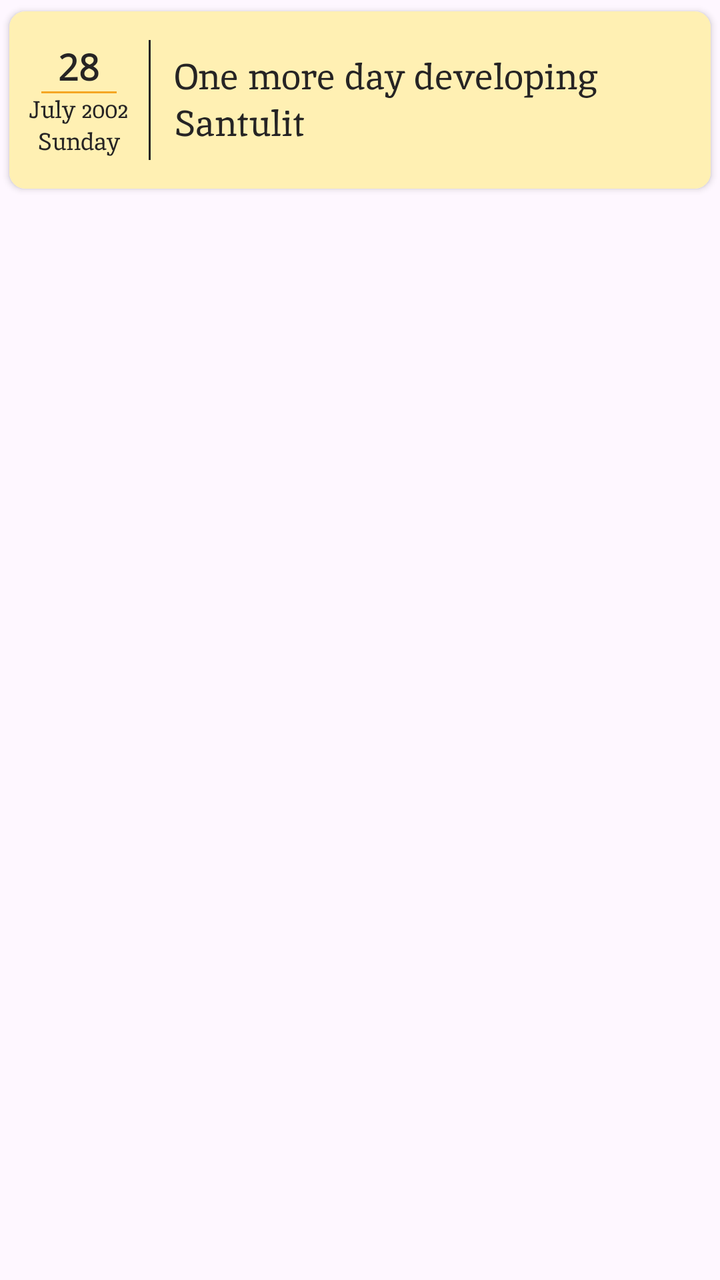
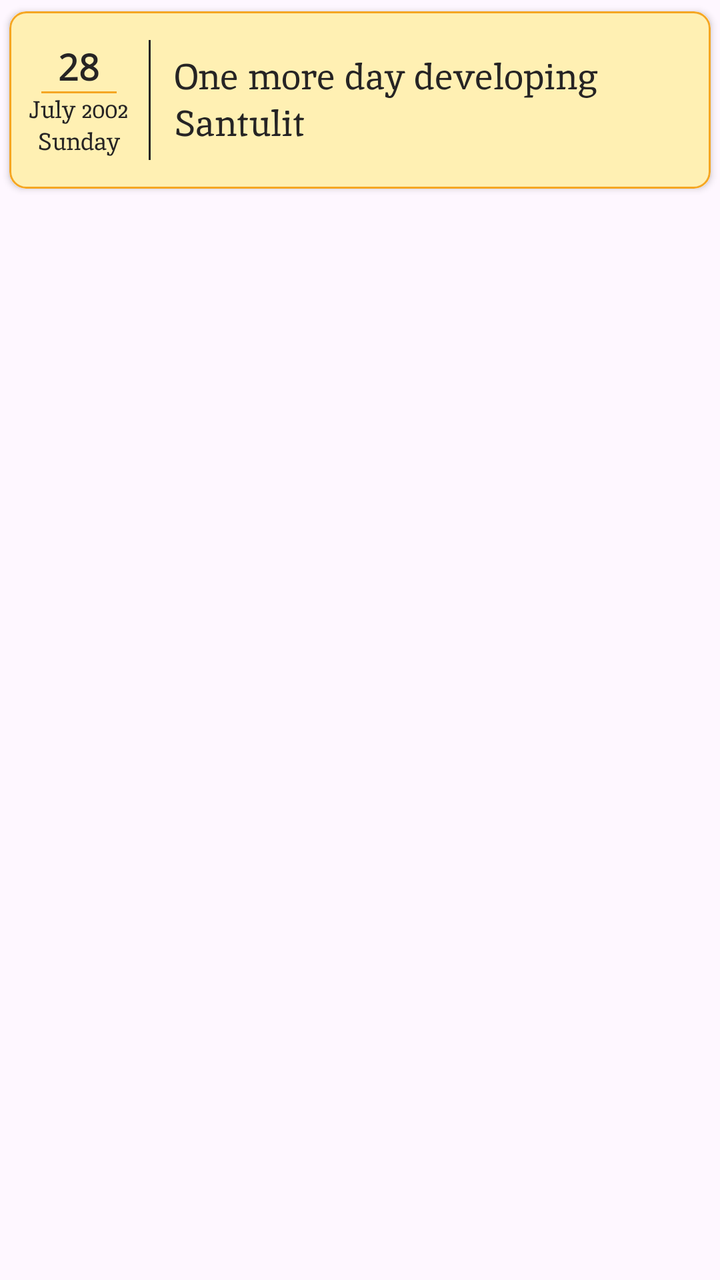

The first picture is an Android layout as it rendered before a commit; the second is the same layout after the commit. The layout source and the unified diff follow.
<!-- AndroidManifest.xml: application theme Theme.Radiate -->
<!-- res/layout/listitem_journal.xml -->
<?xml version="1.0" encoding="utf-8"?>
<androidx.constraintlayout.widget.ConstraintLayout xmlns:android="http://schemas.android.com/apk/res/android"
    android:layout_width="match_parent"
    android:layout_height="wrap_content"
    xmlns:app="http://schemas.android.com/apk/res-auto">

    <androidx.cardview.widget.CardView
        android:layout_width="match_parent"
        android:layout_height="100dp"
        app:cardCornerRadius="8dp"
        app:cardUseCompatPadding="true"
        app:layout_constraintStart_toStartOf="parent"
        app:layout_constraintTop_toTopOf="parent">

        <LinearLayout
            android:layout_width="match_parent"
            android:layout_height="match_parent"
            android:background="@color/pastelyellow"
            android:orientation="horizontal"
            android:gravity="center_vertical"
            android:weightSum="5">

            <LinearLayout
                android:layout_width="0dp"
                android:layout_height="match_parent"
                android:orientation="vertical"
                android:layout_weight="1"
                android:gravity="center">

                <TextView
                    android:id="@+id/tvDate"
                    android:layout_width="wrap_content"
                    android:layout_height="wrap_content"
                    android:text="@string/journal_date"
                    android:textSize="18sp"
                    android:textStyle="bold"
                    android:fontFamily="@font/opensans"
                    android:textColor="@color/black"
                    android:layout_gravity="center"/>

                <View
                    android:layout_width="wrap_content"
                    android:layout_height="1dp"
                    android:background="@color/softcoral"
                    android:layout_gravity="center"
                    android:layout_marginStart="16dp"
                    android:layout_marginEnd="16dp"/>

                <TextView
                    android:id="@+id/tvMonthAndYear"
                    android:layout_width="wrap_content"
                    android:layout_height="wrap_content"
                    android:gravity="center"
                    android:layout_gravity="center"
                    android:text="@string/journal_month_year"
                    android:fontFamily="@font/inika_regular"
                    android:textColor="@color/black"
                    android:textSize="12sp"/>

                <TextView
                    android:id="@+id/tvDay"
                    android:layout_width="wrap_content"
                    android:layout_height="wrap_content"
                    android:gravity="center"
                    android:layout_gravity="center"
                    android:text="@string/journal_day"
                    android:fontFamily="@font/inika_regular"
                    android:textColor="@color/black"
                    android:textSize="12sp"/>

            </LinearLayout>

            <View
                android:layout_width="1dp"
                android:layout_height="60dp"
                android:background="@color/black"/>

            <LinearLayout
                android:layout_width="0dp"
                android:layout_height="match_parent"
                android:layout_weight="4">

                <TextView
                    android:id="@+id/tvTitle"
                    android:layout_width="match_parent"
                    android:layout_height="match_parent"
                    android:fontFamily="@font/inika_regular"
                    android:gravity="center_vertical"
                    android:paddingStart="12dp"
                    android:paddingEnd="12dp"
                    android:text="@string/journal_title"
                    android:textColor="@color/black"
                    android:textSize="18sp" />

            </LinearLayout>


        </LinearLayout>
    </androidx.cardview.widget.CardView>

</androidx.constraintlayout.widget.ConstraintLayout>
<!-- resources referenced by this layout -->
<resources>
  <color name="black">#262424</color>
  <color name="pastelyellow">#FFF0B3</color>
  <color name="softcoral">#F5A623</color>
  <string name="journal_date">28</string>
  <string name="journal_day">Sunday</string>
  <string name="journal_month_year">July 2002</string>
  <string name="journal_title">One more day developing Santulit</string>
  <style name="Theme.Radiate" parent="Base.Theme.Radiate" />
  <style name="Base.Theme.Radiate" parent="Theme.Material3.DayNight.NoActionBar">
          
          
      </style>
</resources>

<!-- the commit's change to res/layout/listitem_journal.xml (unified diff, before → after) -->
@@ -15,7 +15,7 @@
         <LinearLayout
             android:layout_width="match_parent"
             android:layout_height="match_parent"
-            android:background="@color/pastelyellow"
+            android:background="@drawable/custom_background_journal_item"
             android:orientation="horizontal"
             android:gravity="center_vertical"
             android:weightSum="5">
<!-- resource entries referenced after the edit -->
@@ -1,13 +1,22 @@
 <!-- resources referenced by this layout -->
 <resources>
   <color name="black">#262424</color>
-  <color name="pastelyellow">#FFF0B3</color>
   <color name="softcoral">#F5A623</color>
+  <!-- drawable custom_background_journal_item (drawable) -->
+  <?xml version="1.0" encoding="utf-8"?>
+  <shape xmlns:android="http://schemas.android.com/apk/res/android"
+      android:shape="rectangle">
+      <solid android:color="@color/pastelyellow"/>
+      <stroke android:color="@color/softcoral"
+          android:width="1dp"/>
+      <corners android:radius="8dp"/>
+  </shape>
   <string name="journal_date">28</string>
   <string name="journal_day">Sunday</string>
   <string name="journal_month_year">July 2002</string>
   <string name="journal_title">One more day developing Santulit</string>
   <style name="Theme.Radiate" parent="Base.Theme.Radiate" />
+  <color name="pastelyellow">#FFF0B3</color>
   <style name="Base.Theme.Radiate" parent="Theme.Material3.DayNight.NoActionBar">
           
           
